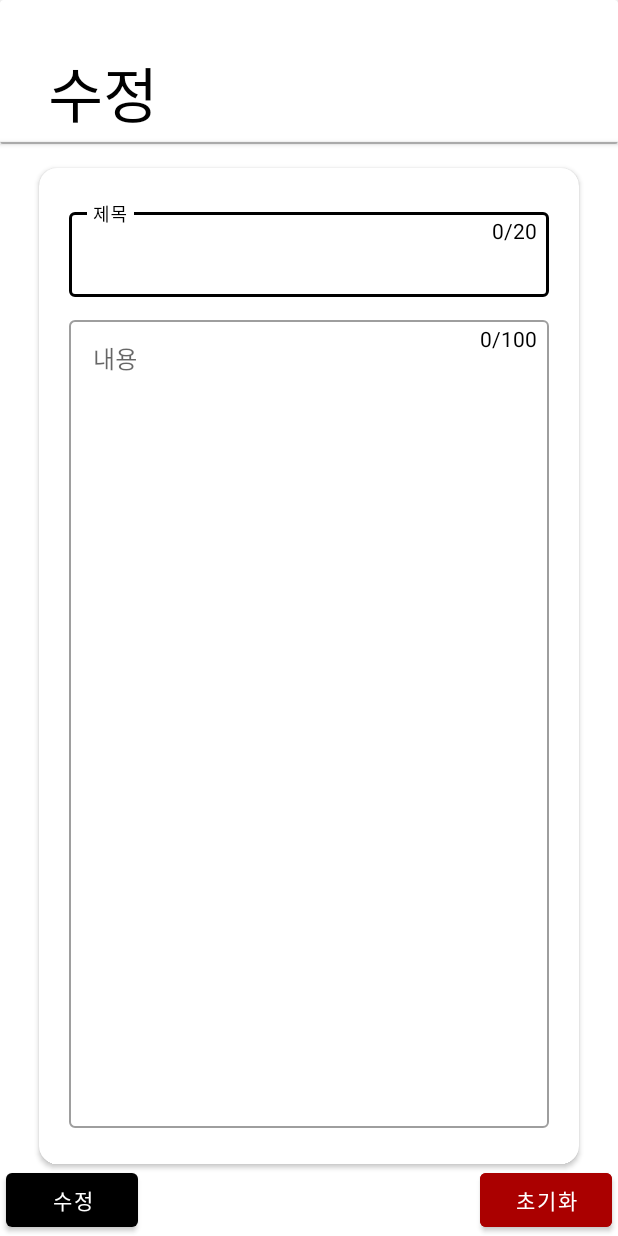
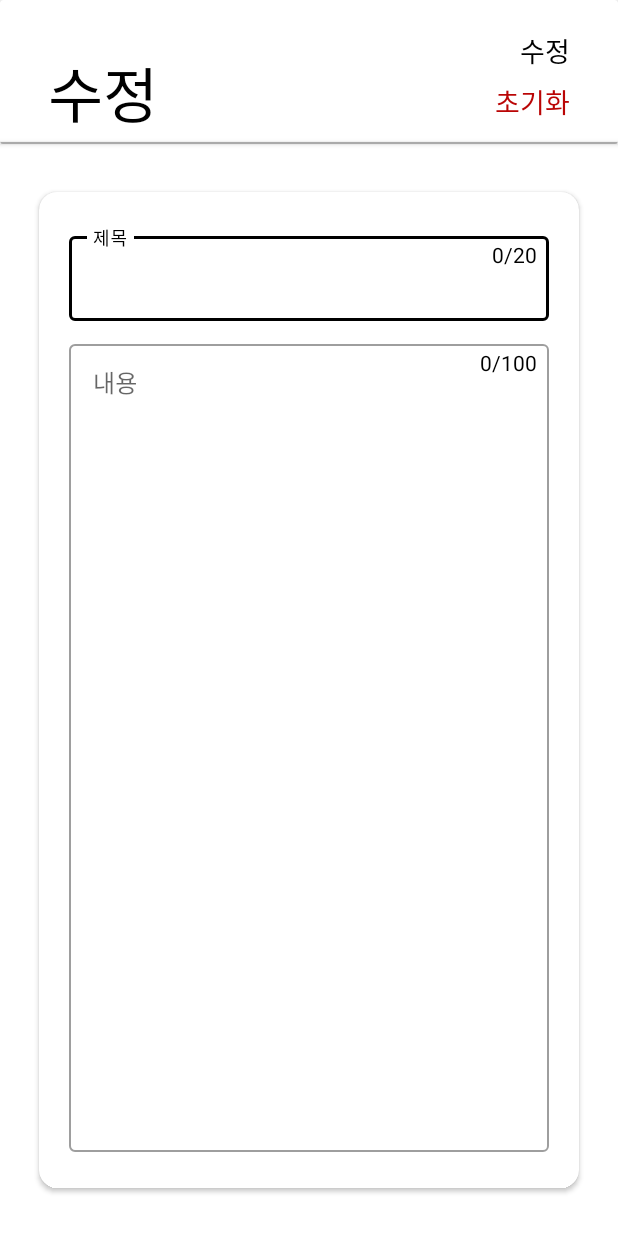
Before and after one commit to CUTY-DMS/Team3-DTL-Android, an Android app: the EditActivity screen opened directly, with no data from a screen before it, on a phone screen of 412 x 824 dp. Run offline under Robolectric (Android 15) with nearby library versions, the phone set to English and light mode, and no system bars; 3 statements that could not run were skipped.

Commit message:
🗿 :: edit Activity 디자인 수정

```diff
--- a/TodoList/app/src/main/java/com/tmdhoon/todolist/Lobby/EditActivity.java
+++ b/TodoList/app/src/main/java/com/tmdhoon/todolist/Lobby/EditActivity.java
@@ -93,7 +93,7 @@ public class EditActivity extends AppCompatActivity {
             }
         });
 
-        binding.bteditPost.setOnClickListener(new View.OnClickListener() {
+        binding.tveditPost.setOnClickListener(new View.OnClickListener() {
             @Override
             public void onClick(View view) {
                 editCheck();
@@ -102,7 +102,7 @@ public class EditActivity extends AppCompatActivity {
 
         AlertDialog.Builder builder = new AlertDialog.Builder(this);
 
-        binding.bteditDelete.setOnClickListener(new View.OnClickListener() {
+        binding.tveditDelete.setOnClickListener(new View.OnClickListener() {
             @Override
             public void onClick(View view) {
                 builder.setTitle("초기화");
--- a/TodoList/app/src/main/res/layout/activity_edit.xml
+++ b/TodoList/app/src/main/res/layout/activity_edit.xml
@@ -24,6 +24,28 @@
             android:layout_marginTop="32dp"
             android:layout_marginLeft="32dp"/>
 
+        <TextView
+            android:id="@+id/tveditPost"
+            android:layout_width="wrap_content"
+            android:layout_height="wrap_content"
+            android:text="수정"
+            android:textSize="18sp"
+            android:textColor="@color/black"
+            android:layout_gravity="right"
+            android:layout_marginTop="20dp"
+            android:layout_marginRight="32dp"/>
+
+        <TextView
+            android:id="@+id/tveditDelete"
+            android:layout_width="wrap_content"
+            android:layout_height="wrap_content"
+            android:text="초기화"
+            android:textSize="18sp"
+            android:textColor="#BA0505"
+            android:layout_gravity="right"
+            android:layout_marginTop="54dp"
+            android:layout_marginRight="32dp"/>
+
         <androidx.cardview.widget.CardView
             android:layout_width="match_parent"
             android:layout_height="1.2dp"
@@ -35,9 +57,10 @@
     <androidx.cardview.widget.CardView
         android:layout_width="360dp"
         android:layout_height="0dp"
-        android:layout_marginTop="16dp"
+        android:layout_marginTop="32dp"
+        android:layout_marginBottom="32dp"
         app:cardCornerRadius="12dp"
-        app:layout_constraintBottom_toTopOf="@+id/bteditPost"
+        app:layout_constraintBottom_toBottomOf="parent"
         app:layout_constraintLeft_toLeftOf="parent"
         app:layout_constraintRight_toRightOf="parent"
         app:layout_constraintTop_toBottomOf="@id/cardView2">
@@ -114,31 +137,8 @@
                 app:layout_constraintTop_toTopOf="@id/layouteteditContent"
                 app:layout_constraintRight_toRightOf="@id/layouteteditContent" />
 
-
         </androidx.constraintlayout.widget.ConstraintLayout>
-
 
     </androidx.cardview.widget.CardView>
 
-    <Button
-        android:id="@+id/bteditPost"
-        android:layout_width="wrap_content"
-        android:layout_height="wrap_content"
-        android:text="수정"
-        android:layout_marginLeft="4dp"
-        app:layout_constraintLeft_toLeftOf="parent"
-        app:layout_constraintBottom_toBottomOf="parent"/>
-
-    <Button
-        android:id="@+id/bteditDelete"
-        android:layout_width="wrap_content"
-        android:layout_height="wrap_content"
-        android:text="초기화"
-        android:layout_marginRight="4dp"
-        android:backgroundTint="#AA0000"
-        app:layout_constraintRight_toRightOf="parent"
-        app:layout_constraintBottom_toBottomOf="parent"/>
-
-
-
 </androidx.constraintlayout.widget.ConstraintLayout>
--- a/TodoList/app/src/main/res/layout/fragment_post.xml
+++ b/TodoList/app/src/main/res/layout/fragment_post.xml
@@ -58,9 +58,9 @@
     <androidx.cardview.widget.CardView
         android:layout_width="360dp"
         android:layout_height="0dp"
-        app:cardCornerRadius="12dp"
         android:layout_marginTop="32dp"
         android:layout_marginBottom="32dp"
+        app:cardCornerRadius="12dp"
         app:layout_constraintTop_toBottomOf="@id/cardView2"
         app:layout_constraintLeft_toLeftOf="parent"
         app:layout_constraintRight_toRightOf="parent"
@@ -72,8 +72,8 @@
             android:layout_height="match_parent">
 
             <com.google.android.material.textfield.TextInputLayout
+                style="@style/Widget.MaterialComponents.TextInputLayout.OutlinedBox"
                 android:id="@+id/layoutetTitle"
-                style="@style/Widget.MaterialComponents.TextInputLayout.OutlinedBox"
                 android:layout_width="320dp"
                 android:layout_height="64dp"
                 android:layout_marginTop="24dp"
@@ -93,8 +93,8 @@
             </com.google.android.material.textfield.TextInputLayout>
 
             <com.google.android.material.textfield.TextInputLayout
+                style="@style/Widget.MaterialComponents.TextInputLayout.OutlinedBox"
                 android:id="@+id/layoutetContent"
-                style="@style/Widget.MaterialComponents.TextInputLayout.OutlinedBox"
                 android:layout_width="320dp"
                 android:layout_height="0dp"
                 android:layout_marginTop="8dp"
```
